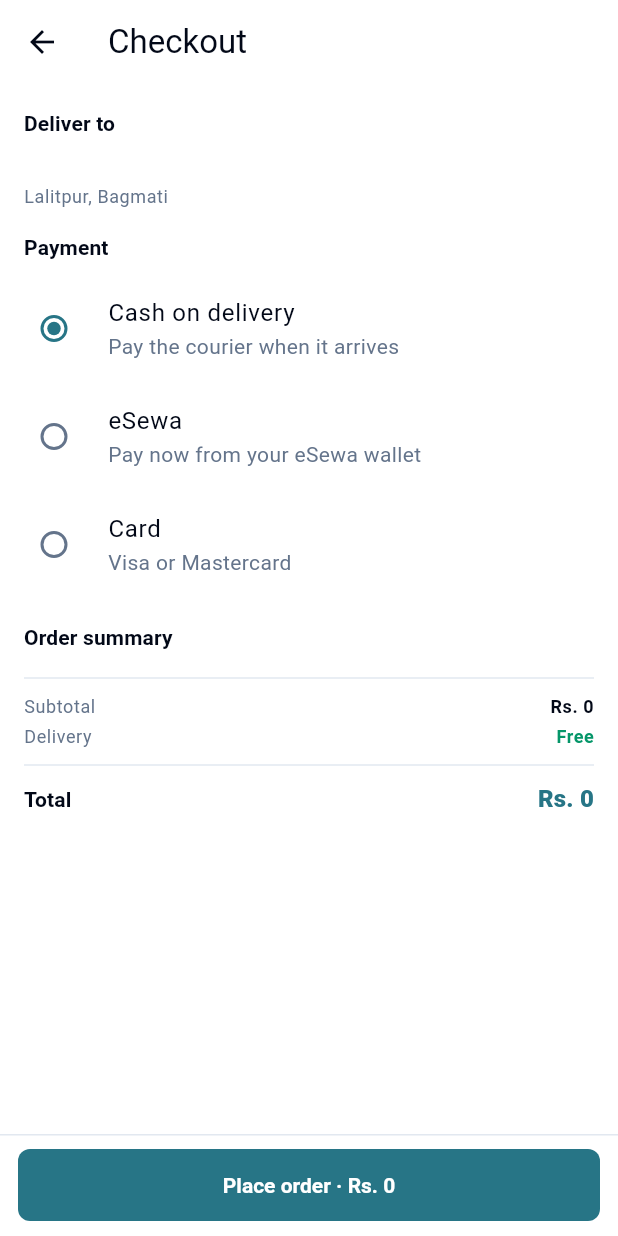
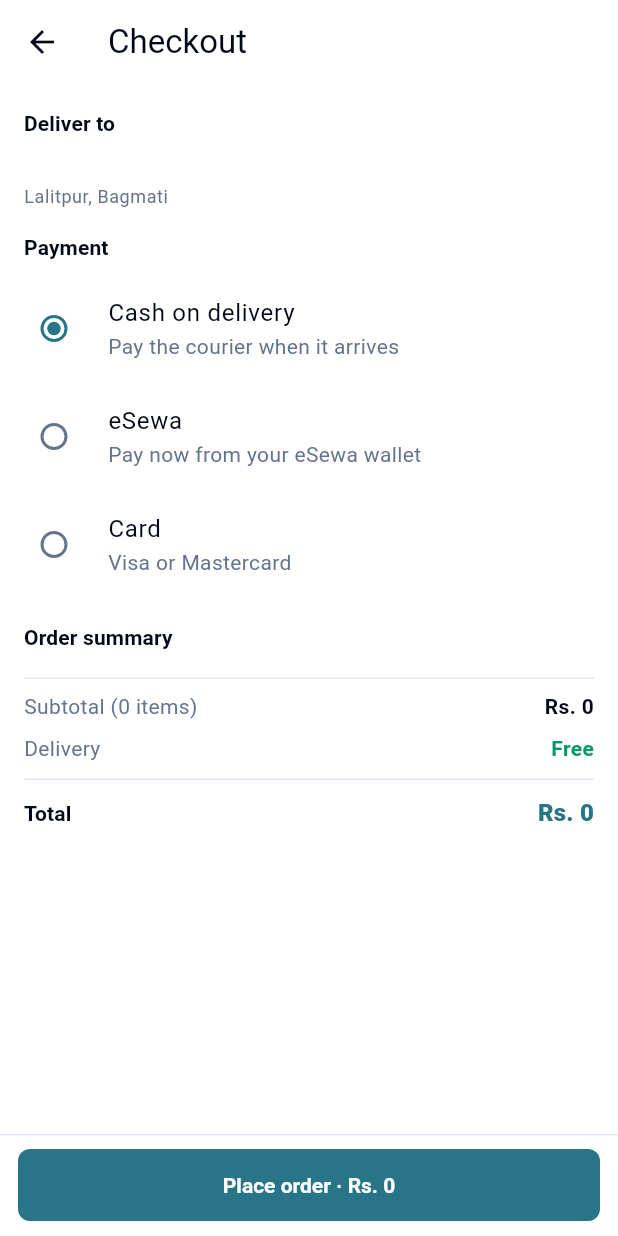
Before and after one commit to rabi61743/gtradea-amazon, a Flutter app: the CheckoutScreen screen opened directly with empty values, on a phone screen of 412 x 824 dp. Run offline on Flutter 3.47's test engine with Material 3 defaults, Android fonts, the phone set to English and light mode, and no system bars; our stand-ins replace share_plus, shared_preferences; accounts and stored records are empty; network calls fail.

Commit message:
refactor(cart): one summary widget, stricter prices, variant photos
Findings from the design panel that reviewed this feature.

The cart and checkout each rendered their own summary. That is duplicate
money logic in the one place it matters: if the cart said "Free" and
checkout said "Rs. 0" for the same order, a shopper who noticed would be
right to stop trusting both. Extracted to CartSummary, which both render.
The arithmetic already lived in CartTotals; now the wording does too.

fromJson defaulted a missing or unreadable price to zero, copying the
wishlist. A saved product can survive rendering Rs. 0; a cart line cannot,
because that number is what the shopper is asked to pay. Such a line is
dropped instead.

A cart line took the product's lead photo whatever colourway was chosen,
so two variants of one product showed the same picture with only a text
label between them. It now carries the chosen variant's own image.

Co-Authored-By: Claude Opus 5 <noreply@anthropic.com>

```diff
--- /dev/null
+++ b/lib/features/cart/widgets/cart_summary.dart
@@ -0,0 +1,117 @@
+import 'package:flutter/material.dart';
+
+import '../../../core/theme/colors.dart';
+import '../../home/widgets/product_rail.dart' show formatRupees;
+import '../data/cart_store.dart';
+
+/// Subtotal, savings, delivery and total.
+///
+/// One widget used by both the cart and checkout. If the cart said "Free" and
+/// checkout said "Rs. 0" for the same order, a shopper would stop trusting
+/// both -- so the arithmetic lives in [CartTotals] and the wording lives here,
+/// and neither screen is allowed its own version of either.
+class CartSummary extends StatelessWidget {
+  const CartSummary({super.key, required this.totals});
+
+  final CartTotals totals;
+
+  @override
+  Widget build(BuildContext context) {
+    final theme = Theme.of(context);
+    final items = totals.itemCount;
+
+    return Column(
+      children: [
+        _SummaryRow(
+          label: 'Subtotal ($items ${items == 1 ? 'item' : 'items'})',
+          value: formatRupees(totals.subtotal),
+        ),
+        if (totals.savings > 0) ...[
+          const SizedBox(height: 8),
+          _SummaryRow(
+            label: 'You save',
+            value: '-${formatRupees(totals.savings)}',
+            valueColor: AppColors.success,
+          ),
+        ],
+        const SizedBox(height: 8),
+        _SummaryRow(
+          label: 'Delivery',
+          value: totals.delivery == 0 ? 'Free' : formatRupees(totals.delivery),
+          valueColor: totals.delivery == 0 ? AppColors.success : null,
+        ),
+        const Padding(
+          padding: EdgeInsets.symmetric(vertical: 10),
+          child: Divider(height: 1),
+        ),
+        _SummaryRow(
+          label: 'Total',
+          value: formatRupees(totals.total),
+          emphasised: true,
+        ),
+        if (totals.vatIncluded >= 1) ...[
+          const SizedBox(height: 4),
+          Align(
+            alignment: Alignment.centerRight,
+            // Below the rule and out of the value column on purpose: it is a
+            // note about the total, not another term of the sum. The prices
+            // above already carry it, and adding it again would double-charge.
+            child: Text(
+              'Includes ${formatRupees(totals.vatIncluded)} VAT',
+              style: theme.textTheme.bodySmall?.copyWith(
+                color: theme.colorScheme.onSurfaceVariant,
+              ),
+            ),
+          ),
+        ],
+      ],
+    );
+  }
+}
+
+class _SummaryRow extends StatelessWidget {
+  const _SummaryRow({
+    required this.label,
+    required this.value,
+    this.valueColor,
+    this.emphasised = false,
+  });
+
+  final String label;
+  final String value;
+  final Color? valueColor;
+  final bool emphasised;
+
+  @override
+  Widget build(BuildContext context) {
+    final theme = Theme.of(context);
+
+    return Row(
+      children: [
+        Expanded(
+          child: Text(
+            label,
+            style: emphasised
+                ? theme.textTheme.titleSmall
+                      ?.copyWith(fontWeight: FontWeight.w700)
+                : theme.textTheme.bodyMedium?.copyWith(
+                    color: theme.colorScheme.onSurfaceVariant,
+                  ),
+          ),
+        ),
+        Text(
+          value,
+          style: emphasised
+              ? theme.textTheme.titleMedium?.copyWith(
+                  fontWeight: FontWeight.w800,
+                  color: theme.colorScheme.primary,
+                )
+              : theme.textTheme.bodyMedium?.copyWith(
+                  fontWeight: FontWeight.w600,
+                  color: valueColor,
+                ),
+        ),
+      ],
+    );
+  }
+}
--- a/lib/features/checkout/presentation/checkout_screen.dart
+++ b/lib/features/checkout/presentation/checkout_screen.dart
@@ -3,6 +3,7 @@ import 'package:flutter/material.dart';
 import '../../../core/theme/colors.dart';
 import '../../auth/data/auth_store.dart';
 import '../../cart/data/cart_store.dart';
+import '../../cart/widgets/cart_summary.dart';
 import '../../home/widgets/product_rail.dart' show formatRupees;
 
 /// Review and place the order.
@@ -175,39 +176,11 @@ class _CheckoutScreenState extends State<CheckoutScreen> {
                     ),
                   ),
                 const Divider(height: 18),
-                _Row(
-                  label: 'Subtotal',
-                  value: formatRupees(totals.subtotal),
-                ),
-                if (totals.savings > 0)
-                  _Row(
-                    label: 'You save',
-                    value: '-${formatRupees(totals.savings)}',
-                    valueColor: AppColors.success,
-                  ),
-                _Row(
-                  label: 'Delivery',
-                  value: totals.delivery == 0
-                      ? 'Free'
-                      : formatRupees(totals.delivery),
-                  valueColor: totals.delivery == 0 ? AppColors.success : null,
-                ),
-                const Divider(height: 18),
-                _Row(
-                  label: 'Total',
-                  value: formatRupees(totals.total),
-                  emphasised: true,
-                ),
-                if (totals.vatIncluded >= 1)
-                  Align(
-                    alignment: Alignment.centerRight,
-                    child: Text(
-                      'Includes ${formatRupees(totals.vatIncluded)} VAT',
-                      style: theme.textTheme.bodySmall?.copyWith(
-                        color: theme.colorScheme.onSurfaceVariant,
-                      ),
-                    ),
-                  ),
+                // The same widget the cart renders. If these two screens each
+                // had their own version, they could disagree about the total
+                // for one order, and a shopper who noticed would be right to
+                // stop trusting both.
+                CartSummary(totals: totals),
               ],
             ),
           ),
@@ -276,53 +249,3 @@ class _Section extends StatelessWidget {
     );
   }
 }
-
-class _Row extends StatelessWidget {
-  const _Row({
-    required this.label,
-    required this.value,
-    this.valueColor,
-    this.emphasised = false,
-  });
-
-  final String label;
-  final String value;
-  final Color? valueColor;
-  final bool emphasised;
-
-  @override
-  Widget build(BuildContext context) {
-    final theme = Theme.of(context);
-
-    return Padding(
-      padding: const EdgeInsets.symmetric(vertical: 2),
-      child: Row(
-        children: [
-          Expanded(
-            child: Text(
-              label,
-              style: emphasised
-                  ? theme.textTheme.titleSmall
-                      ?.copyWith(fontWeight: FontWeight.w700)
-                  : theme.textTheme.bodySmall?.copyWith(
-                      color: theme.colorScheme.onSurfaceVariant,
-                    ),
-            ),
-          ),
-          Text(
-            value,
-            style: emphasised
-                ? theme.textTheme.titleMedium?.copyWith(
-                    fontWeight: FontWeight.w800,
-                    color: theme.colorScheme.primary,
-                  )
-                : theme.textTheme.bodySmall?.copyWith(
-                    fontWeight: FontWeight.w700,
-                    color: valueColor,
-                  ),
-          ),
-        ],
-      ),
-    );
-  }
-}
--- a/lib/features/product/presentation/product_detail_screen.dart
+++ b/lib/features/product/presentation/product_detail_screen.dart
@@ -82,7 +82,11 @@ class _ProductDetailScreenState extends State<ProductDetailScreen> {
     title: _product.title,
     unitPrice: _product.price,
     listPrice: _product.listPrice,
-    imageUrl: _product.images.isEmpty ? null : _product.images.first,
+    // The chosen colourway's own photo, so two variants of one product are
+    // told apart at a glance in the cart instead of showing the same picture
+    // twice with only a text label between them.
+    imageUrl: _selectedVariant?.imageUrl ??
+        (_product.images.isEmpty ? null : _product.images.first),
     quantity: _quantity,
     minOrder: _product.minOrder,
     freeDelivery: _product.freeDelivery,
```
Also changed, not shown: lib/features/cart/data/cart_store.dart (+7 -1 lines), lib/features/cart/presentation/cart_screen.dart (+8 -111 lines), 1 other file.
